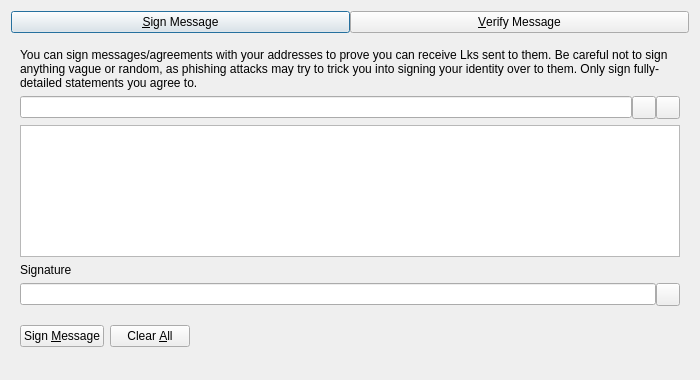
First picture: the form in src/qt/forms/signverifymessagedialog.ui, repository LKSCOIN/lkscoin-core, before the edit.
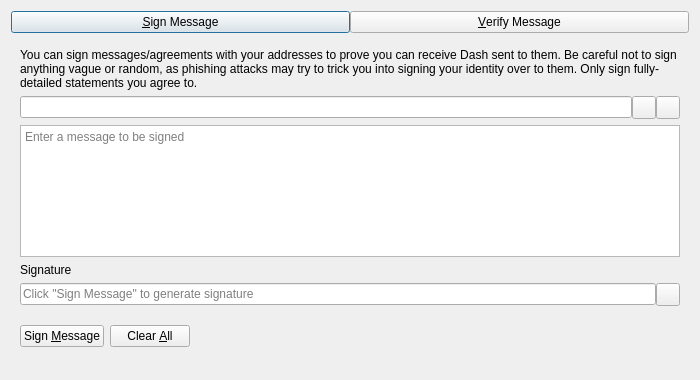
Second picture: the form after the edit. Custom widgets are drawn as their Qt base class.

Commit message:
Import Dash Core v18.2.2
Pristine upstream tree from dashpay/dash tag v18.2.2, replacing the 0.17-based
tree wholesale. Baseline for LKSCOIN Core 5.18.2.1 (step 2 of the modernization
roadmap; step 1 was 4.17.3.2 on Dash 0.17.0.3, in production since August 2026).

LKSCOIN shares no history with upstream, so each step forward is done by
re-applying the LKSCOIN delta on a clean upstream tree, not by merging.

```diff
--- a/src/qt/forms/signverifymessagedialog.ui
+++ b/src/qt/forms/signverifymessagedialog.ui
@@ -63,7 +63,7 @@
        <item>
         <widget class="QLabel" name="infoLabel_SM">
          <property name="text">
-          <string>You can sign messages/agreements with your addresses to prove you can receive Lks sent to them. Be careful not to sign anything vague or random, as phishing attacks may try to trick you into signing your identity over to them. Only sign fully-detailed statements you agree to.</string>
+          <string>You can sign messages/agreements with your addresses to prove you can receive Dash sent to them. Be careful not to sign anything vague or random, as phishing attacks may try to trick you into signing your identity over to them. Only sign fully-detailed statements you agree to.</string>
          </property>
          <property name="textFormat">
           <enum>Qt::PlainText</enum>
@@ -118,6 +118,9 @@
          <property name="toolTip">
           <string>Enter the message you want to sign here</string>
          </property>
+         <property name="placeholderText">
+          <string>Enter a message to be signed</string>
+         </property>
         </widget>
        </item>
        <item>
@@ -137,6 +140,9 @@
          </property>
          <item>
           <widget class="QLineEdit" name="signatureOut_SM">
+           <property name="placeholderText">
+            <string>Click "Sign Message" to generate signature</string>
+           </property>
            <property name="readOnly">
             <bool>true</bool>
            </property>
```
Left out of the diff: 28 changed lines with no effect on the pictures. The commit also changes 2092 other files.
